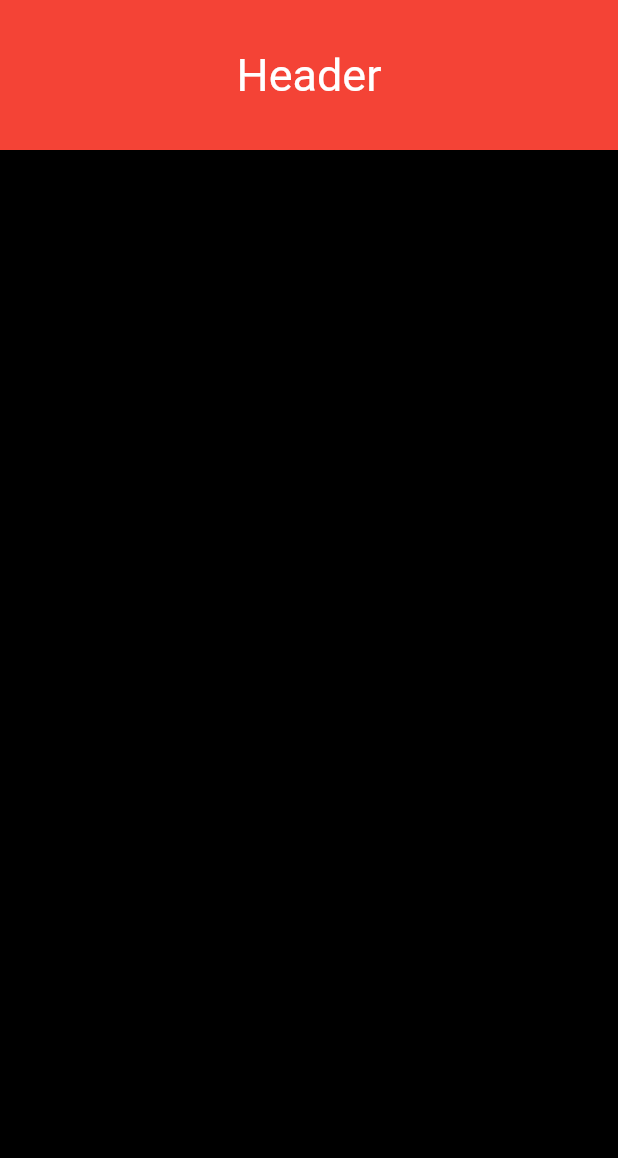
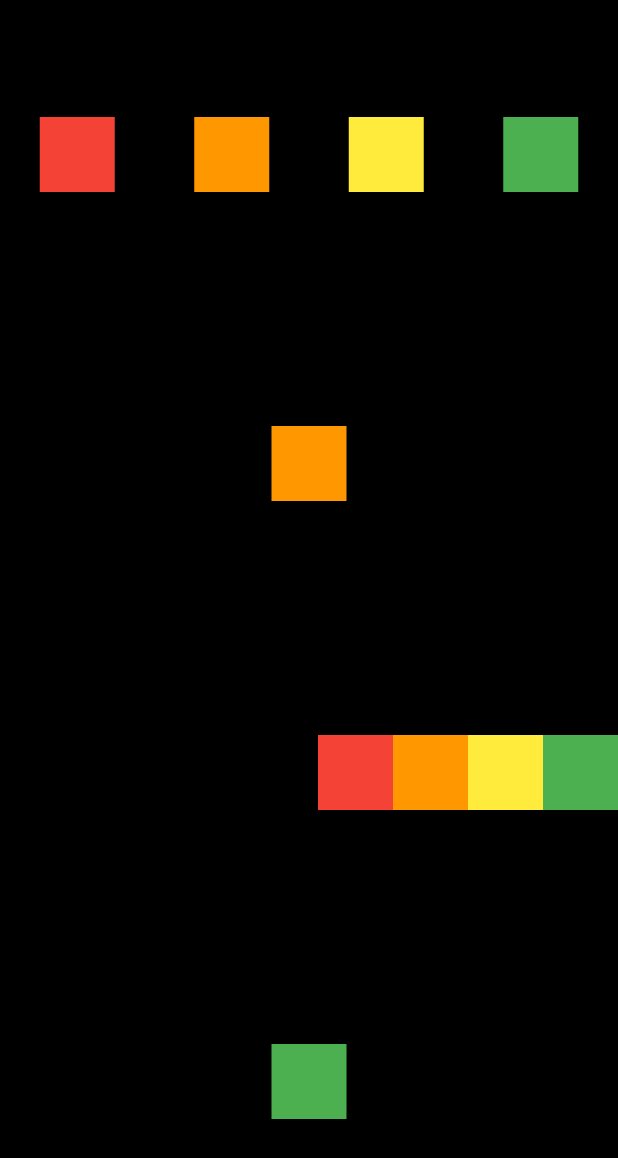
Before and after one commit to yohanpro/flutter_basic, a Flutter app: the screen it shows after launch, on a phone screen of 412 x 824 dp. Shown: the top 1158 px of the screen. Run offline on Flutter 3.47's test engine with Material 2 defaults, Android fonts, the phone set to English and light mode, and no system bars.

Commit message:
Row and Column 강의

```diff
--- a/lib/screen/home_screen.dart
+++ b/lib/screen/home_screen.dart
@@ -10,17 +10,78 @@ class HomeScreen extends StatelessWidget {
         bottom: false,
         child: Container(
             color: Colors.black,
+            width: MediaQuery.of(context).size.width,
+            height: MediaQuery.of(context).size.height,
             child: Column(
+              mainAxisAlignment: MainAxisAlignment.spaceAround,
+              mainAxisSize: MainAxisSize.min,
               children: [
                 Container(
-                  height: 100,
-                  color: Colors.red,
-                  child: Center(
-                    child: Text(
-                      'Header',
-                      style: TextStyle(fontSize: 30, color: Colors.white),
-                    ),
+                  child: Row(
+                    mainAxisAlignment: MainAxisAlignment.spaceAround,
+                    children: [
+                      Container(
+                        width: 50.0,
+                        height: 50.0,
+                        color: Colors.red,
+                      ),
+                      Container(
+                        width: 50.0,
+                        height: 50.0,
+                        color: Colors.orange,
+                      ),
+                      Container(
+                        width: 50.0,
+                        height: 50.0,
+                        color: Colors.yellow,
+                      ),
+                      Container(
+                        width: 50.0,
+                        height: 50.0,
+                        color: Colors.green,
+                      ),
+                    ],
                   ),
+                ),
+                Container(
+                  child: Container(
+                    width: 50.0,
+                    height: 50.0,
+                    color: Colors.orange,
+                  ),
+                ),
+                Container(
+                  child: Container(
+                      child: Row(
+                    mainAxisAlignment: MainAxisAlignment.end,
+                    children: [
+                      Container(
+                        width: 50.0,
+                        height: 50.0,
+                        color: Colors.red,
+                      ),
+                      Container(
+                        width: 50.0,
+                        height: 50.0,
+                        color: Colors.orange,
+                      ),
+                      Container(
+                        width: 50.0,
+                        height: 50.0,
+                        color: Colors.yellow,
+                      ),
+                      Container(
+                        width: 50.0,
+                        height: 50.0,
+                        color: Colors.green,
+                      ),
+                    ],
+                  )),
+                ),
+                Container(
+                  width: 50.0,
+                  height: 50.0,
+                  color: Colors.green,
                 ),
               ],
             )),
```
